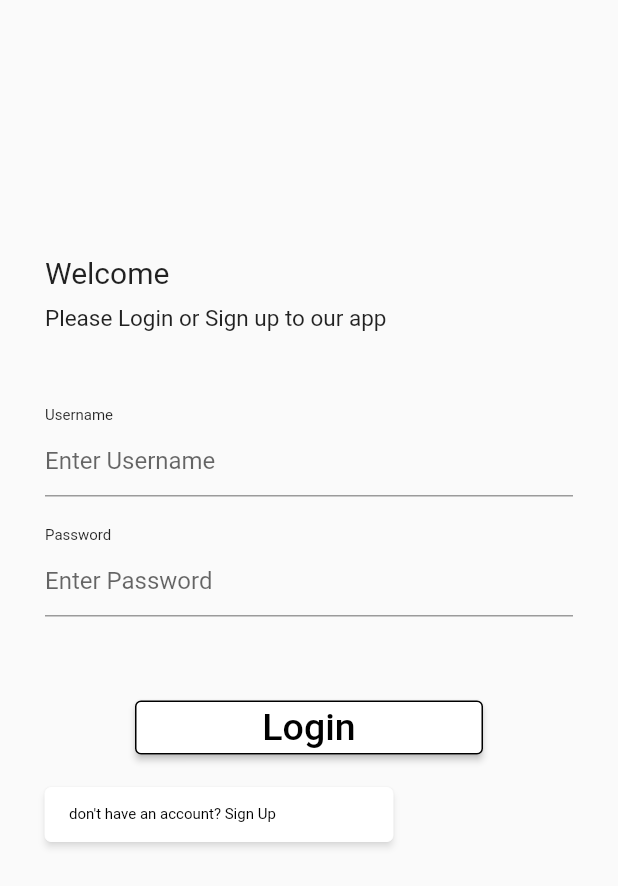
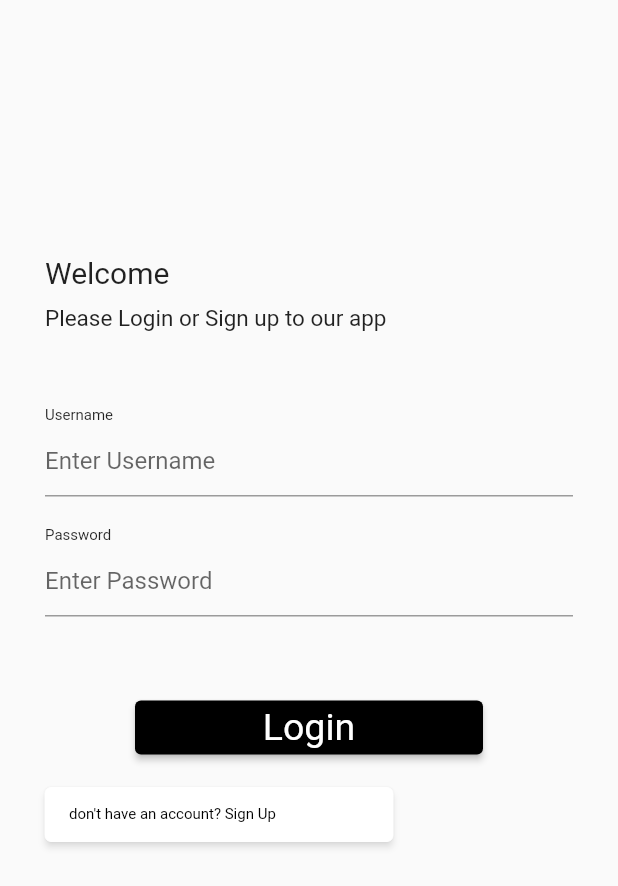
Before and after one commit to panit100/flutter_final_project, a Flutter app: the screen it shows after launch, after a tap on "Login", on a phone screen of 412 x 824 dp. Shown: the top 886 px of the screen. Run offline on Flutter 3.47's test engine with Material 2 defaults, Android fonts, the phone set to English and light mode, and no system bars; our stand-ins replace image_picker; network calls fail.

Commit message:
update homepage

```diff
--- a/lib/screens/homepage.dart
+++ b/lib/screens/homepage.dart
@@ -7,10 +7,7 @@ class Homepage extends StatelessWidget {
 
   @override
   Widget build(BuildContext context) {
-    return const Scaffold
-    (
-      body: HomePageButton()
-    );
+    return const Scaffold(body: HomePageButton());
   }
 }
 
@@ -31,42 +28,72 @@ class HomePageButtonState extends State<HomePageButton> {
       child: Column(
         mainAxisSize: MainAxisSize.min,
         children: <Widget>[
+          Center(
+              child: CircleAvatar(
+            radius: 80,
+            backgroundImage: Image.asset('assets/icons/Logo.png').image,
+            backgroundColor: Colors.white,
+          )),
+          const SizedBox(
+            height: 50,
+          ),
           const SizedBox(
               child: Center(
-              child:Text('Liberate Goods Shop'
-              ,style: TextStyle(fontSize: 30,fontWeight: FontWeight.bold)
-              )
-            )
-          ),
+                  child: Text('Liberate Goods Shop',
+                      style: TextStyle(
+                          fontSize: 30, fontWeight: FontWeight.bold)))),
           const SizedBox(
             height: 250,
           ),
           ElevatedButton(
-            style: style,
-            onPressed:(() {Navigator.push(context,
-            MaterialPageRoute(builder: (context) => const LoginRoute()));
+              style: const ButtonStyle(
+                backgroundColor: MaterialStatePropertyAll<Color>(Colors.black),
+              ),
+              onPressed: (() {
+                Navigator.push(
+                    context,
+                    MaterialPageRoute(
+                        builder: (context) => const LoginRoute()));
               }),
               child: const SizedBox(
                 width: 250,
                 child: Center(
-                  child: Text('Login')
+                  child: Text(
+                    'Login',
+                    textAlign: TextAlign.center,
+                    style: TextStyle(
+                        fontSize: 25,
+                        color: Colors.white,
+                        fontWeight: FontWeight.w400),
                   ),
                 ),
-          ),
-          const SizedBox(height: 20,
+              )),
+          const SizedBox(
+            height: 20,
           ),
           ElevatedButton(
-            style: style,
-            onPressed: (() {Navigator.push(context,
-            MaterialPageRoute(builder: (context) => const SignUpRoute()));
+              style: const ButtonStyle(
+                backgroundColor: MaterialStatePropertyAll<Color>(Colors.black),
+              ),
+              onPressed: (() {
+                Navigator.push(
+                    context,
+                    MaterialPageRoute(
+                        builder: (context) => const SignUpRoute()));
               }),
               child: const SizedBox(
                 width: 250,
                 child: Center(
-                  child: Text('Sign Up')
+                  child: Text(
+                    'Sign Up',
+                    textAlign: TextAlign.center,
+                    style: TextStyle(
+                        fontSize: 25,
+                        color: Colors.white,
+                        fontWeight: FontWeight.w400),
                   ),
                 ),
-          ),
+              )),
         ],
       ),
     );
--- a/lib/screens/login.dart
+++ b/lib/screens/login.dart
@@ -93,15 +93,11 @@ class LoginPageHeaderState extends State<LoginPageHeader> {
       if (currentItem.username == username) {
         if (currentItem.password == password) {
           navagatorTo(context);
+        } else {
+          isShow = true;
+          errorText = 'Password is wrong';
         }
-        else
-        {
-        isShow = true;
-        errorText = 'Password is wrong';
-      }
-      }
-      else
-      {
+      } else {
         isShow = true;
         errorText = 'this Username does not exist';
       }
@@ -204,9 +200,9 @@ class LoginPageHeaderState extends State<LoginPageHeader> {
         ),
         Center(
           child: ElevatedButton(
-              style: ElevatedButton.styleFrom(
-                  backgroundColor: Colors.white,
-                  side: const BorderSide(width: 1, color: Colors.black)),
+              style: const ButtonStyle(
+                backgroundColor: MaterialStatePropertyAll<Color>(Colors.black),
+              ),
               onPressed: (() {
                 onButtonPress(context);
               }),
@@ -215,7 +211,10 @@ class LoginPageHeaderState extends State<LoginPageHeader> {
                 child: Text(
                   'Login',
                   textAlign: TextAlign.center,
-                  style: TextStyle(fontSize: 25, color: Colors.black),
+                  style: TextStyle(
+                      fontSize: 25,
+                      color: Colors.white,
+                      fontWeight: FontWeight.w400),
                 ),
               )),
         ),
```
Also changed, not shown: assets/icons/Logo.png (added). Lines whose indentation alone changed are shown as unchanged.
